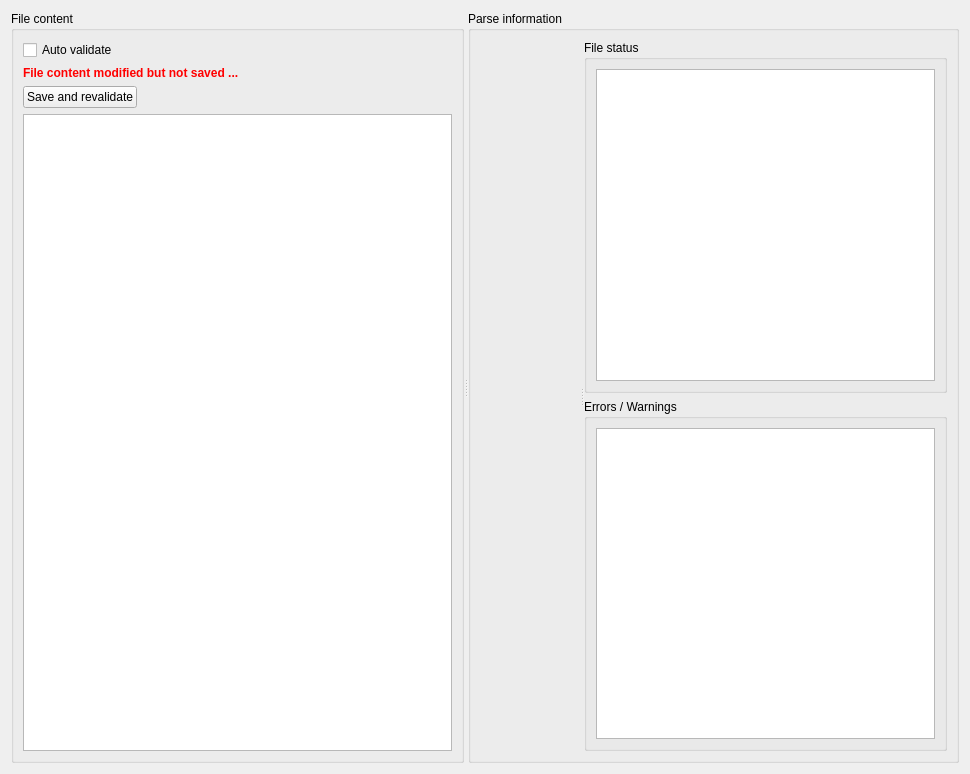
Old version of the form forms/TerRaTronNewInterfaceWidget.ui in the repository JulesDoc/TerRaTronNewInterface.
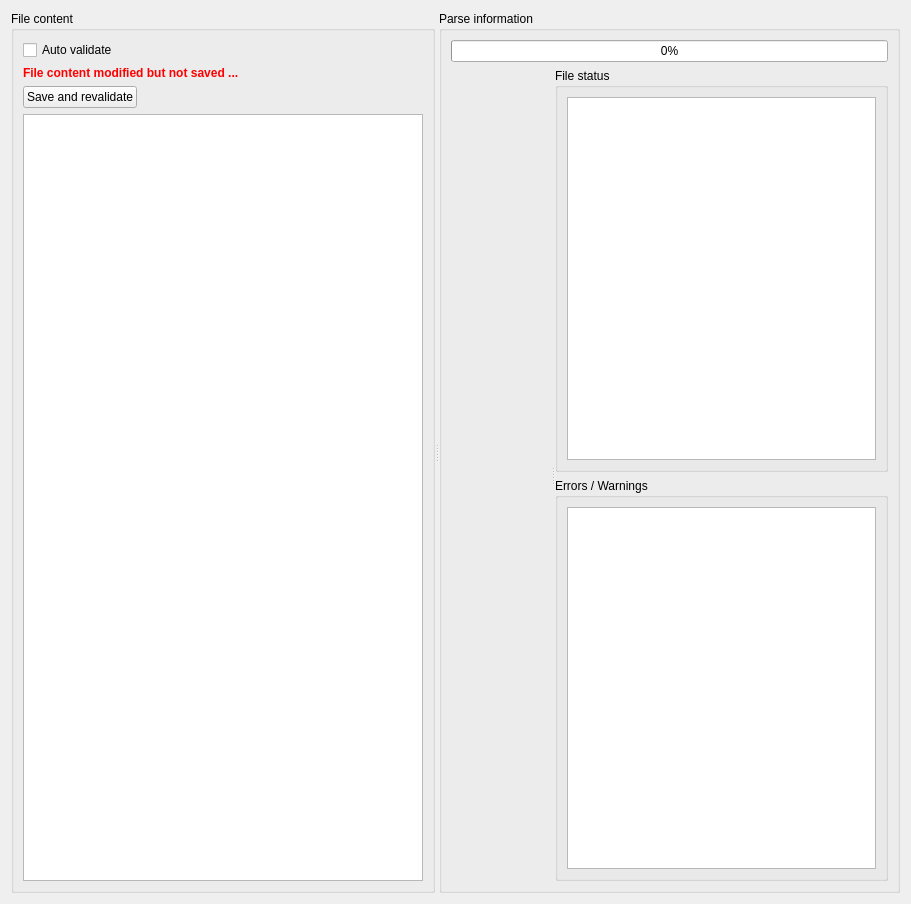
New version of the form. Icons and pictures are not drawn. Custom widgets are drawn as their Qt base class.

Commit message: ProgressBar. QSettings new class. SpeedUp execution Qcore. New fonts. System status. Propericons. Link to errors in notice working well

Patch:
```diff
--- a/forms/TerRaTronNewInterfaceWidget.ui
+++ b/forms/TerRaTronNewInterfaceWidget.ui
@@ -6,8 +6,8 @@
    <rect>
     <x>0</x>
     <y>0</y>
-    <width>970</width>
-    <height>774</height>
+    <width>911</width>
+    <height>904</height>
    </rect>
   </property>
   <layout class="QVBoxLayout" name="verticalLayout_5">
@@ -163,6 +163,19 @@
        <string>Parse information</string>
       </property>
       <layout class="QVBoxLayout" name="verticalLayout_2">
+       <item>
+        <widget class="QProgressBar" name="progressBar">
+         <property name="value">
+          <number>0</number>
+         </property>
+         <property name="textVisible">
+          <bool>true</bool>
+         </property>
+         <property name="format">
+          <string>%p%</string>
+         </property>
+        </widget>
+       </item>
        <item>
         <widget class="QSplitter" name="splitter">
          <property name="orientation">
@@ -202,7 +215,11 @@
              </property>
              <layout class="QVBoxLayout" name="verticalLayout_7">
               <item>
-               <widget class="QTextBrowser" name="sectionContent_textEdit"/>
+               <widget class="QTextBrowser" name="sectionContent_textEdit">
+                <property name="openLinks">
+                 <bool>false</bool>
+                </property>
+               </widget>
               </item>
              </layout>
             </widget>
@@ -222,6 +239,15 @@
               <item>
                <widget class="QTextBrowser" name="errorsWarn_textBrowser">
                 <property name="readOnly">
+                 <bool>true</bool>
+                </property>
+                <property name="textInteractionFlags">
+                 <set>Qt::TextBrowserInteraction</set>
+                </property>
+                <property name="openExternalLinks">
+                 <bool>false</bool>
+                </property>
+                <property name="openLinks">
                  <bool>false</bool>
                 </property>
                </widget>
```
Left out of the diff: 126 changed lines with no effect on the pictures. The commit also changes 14 other files.
